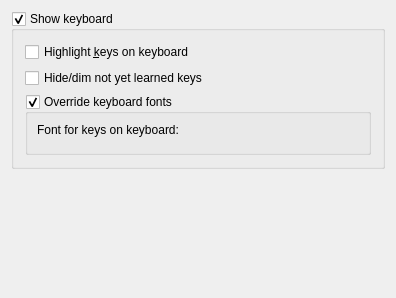
Old version of the form src/ui/ktouchprefkeyboardpage.ui in the repository KDE/ktouch.
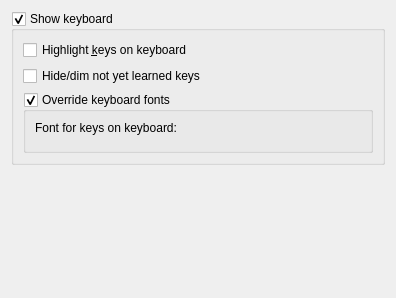
New version of the form. Custom widgets are drawn as their Qt base class.

What changed in the file:
```diff
--- a/src/ui/ktouchprefkeyboardpage.ui
+++ b/src/ui/ktouchprefkeyboardpage.ui
@@ -113,7 +113,6 @@
    </item>
   </layout>
  </widget>
- <layoutdefault spacing="6" margin="11" />
   <customwidgets>
   <customwidget>
    <class>KFontRequester</class>
```
